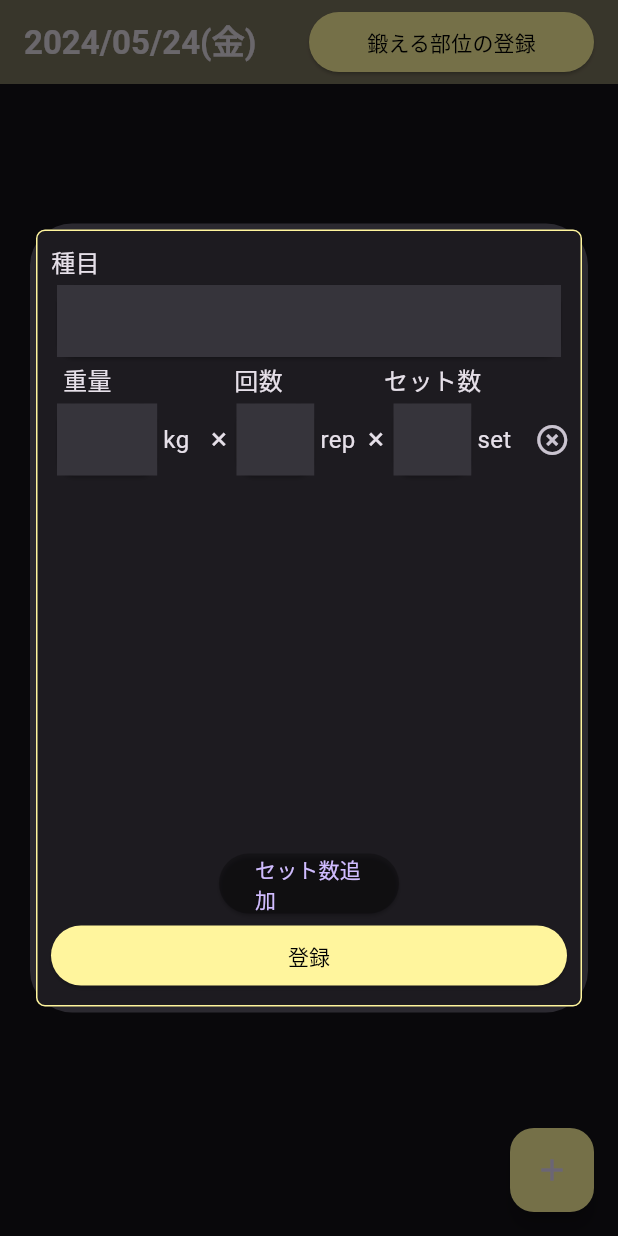
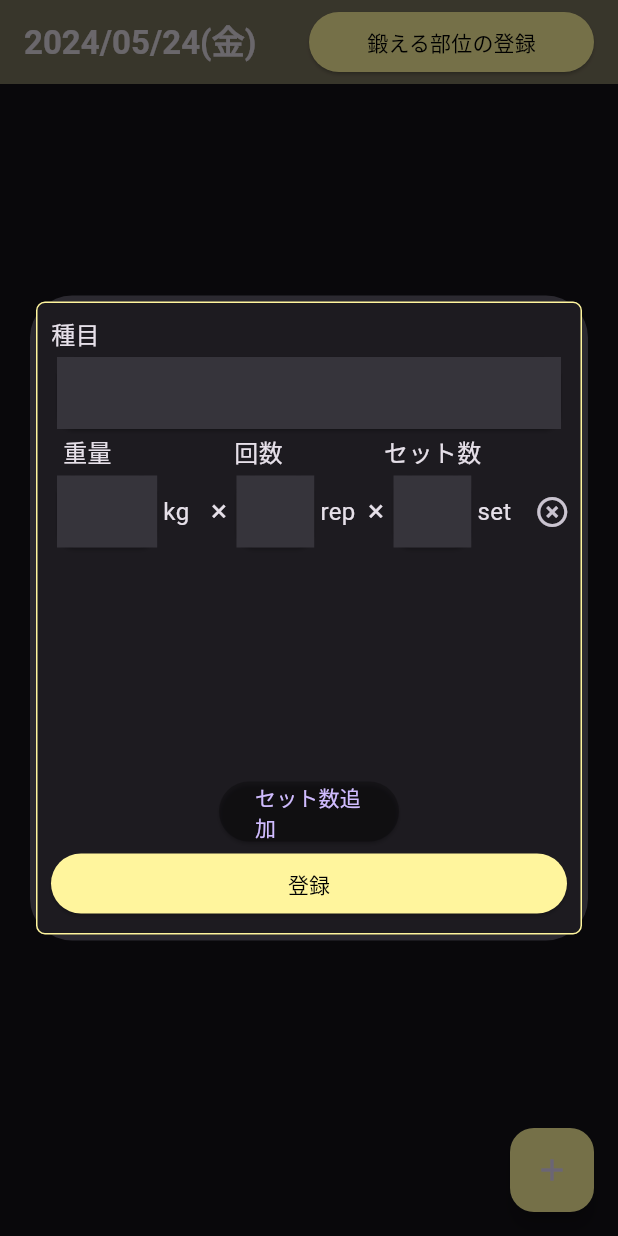
Before and after one commit to kana0830/gym_freak, a Flutter app: the TrainingMemo screen opened directly, after a tap on the "add" icon, on a phone screen of 412 x 824 dp. Run offline on Flutter 3.47's test engine with Material 3 defaults, Android fonts, the phone set to English and light mode, and no system bars; our stand-ins replace cloud_firestore, firebase_auth, firebase_core, flutter_datetime_picker_plus, flutter_riverpod, flutter_signin_button and 3 more; missing offline and left inert: age_calculator; accounts and stored records are empty; generated files the repository leaves out were written again; Roboto replaces fonts that are missing (Japanese).

Commit message:
ダイアログのレイアウト調整

```diff
--- a/lib/views/screens/pages/training_memo/training_memo_dialog.dart
+++ b/lib/views/screens/pages/training_memo/training_memo_dialog.dart
@@ -95,7 +95,7 @@ class TrainingMemoDialog extends ConsumerWidget {
       insetPadding: const EdgeInsets.all(20.0),
       child: ConstrainedBox(
         constraints: const BoxConstraints(
-          minWidth: 300,
+          maxHeight: 430,
         ),
         child: Card(
           shadowColor: Colors.transparent,
@@ -169,9 +169,9 @@ class TrainingMemoDialog extends ConsumerWidget {
                 ),
 
                 /// 記録入力リスト
-                ConstrainedBox(
-                  constraints: const BoxConstraints(minHeight: 0, maxHeight: 300),
+                Expanded(
                   child: ListView.builder(
+                    shrinkWrap: true,
                     itemCount: menu.length,
                     itemBuilder: (context, index) {
                       return _updateWidget(
```
